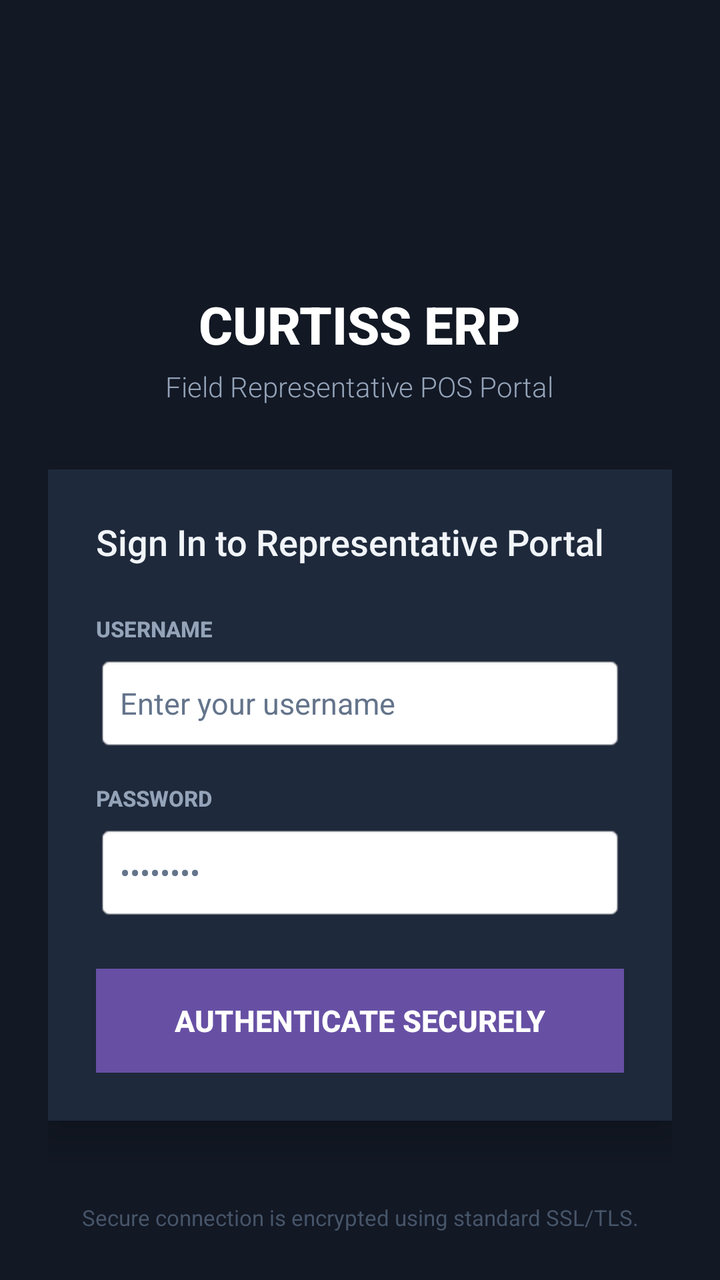
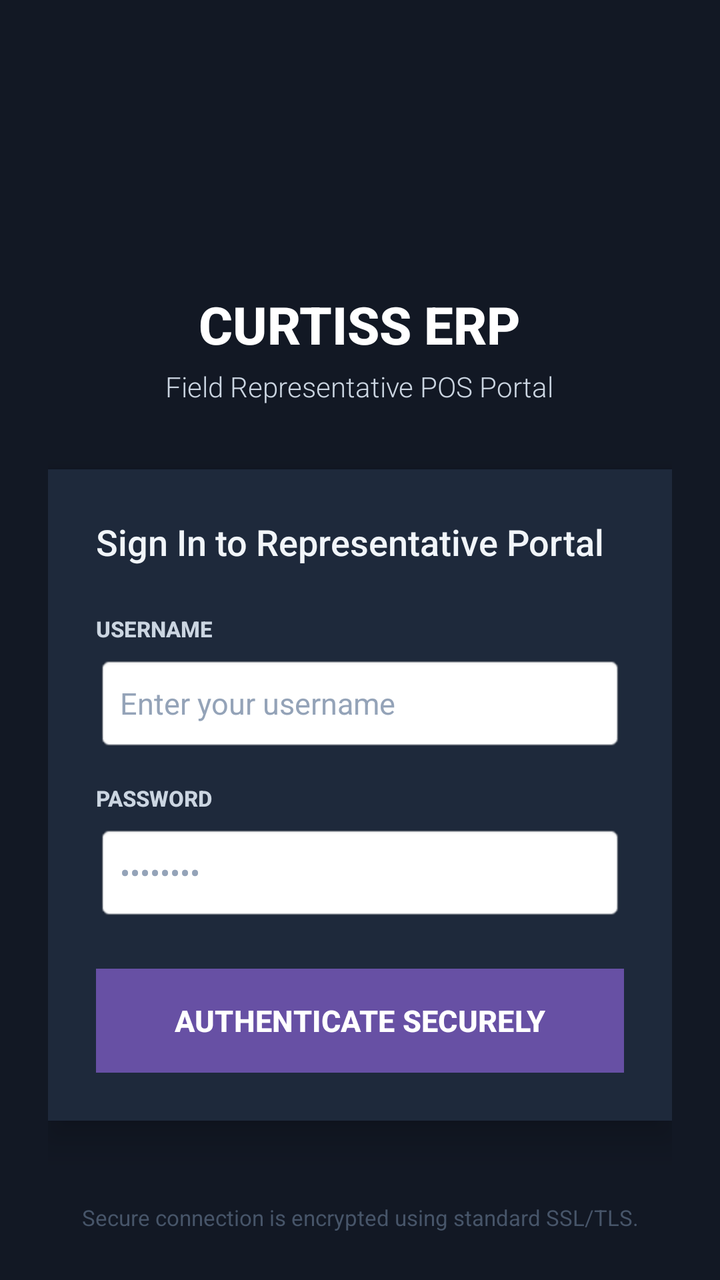

Screens rendered from an Android XML layout before and after an edit, with the pre-edit source and the edit as a unified diff.
<!-- AndroidManifest.xml: application theme Theme.Curtiss -->
<!-- res/layout/activity_login.xml -->
<?xml version="1.0" encoding="utf-8"?>
<RelativeLayout xmlns:android="http://schemas.android.com/apk/res/android"
    android:layout_width="match_parent"
    android:layout_height="match_parent"
    android:background="#121824"
    android:padding="24dp">

    <ScrollView
        android:layout_width="match_parent"
        android:layout_height="match_parent"
        android:fillViewport="true"
        android:scrollbars="none">

        <LinearLayout
            android:layout_width="match_parent"
            android:layout_height="wrap_content"
            android:gravity="center_horizontal"
            android:orientation="vertical">

            
            <View
                android:layout_width="0dp"
                android:layout_height="0dp"
                android:layout_weight="1" />

            <ImageView
                android:id="@+id/imgAppLogo"
                android:layout_width="96dp"
                android:layout_height="96dp"
                android:layout_marginBottom="16dp"
                android:src="@android:drawable/sym_def_app_icon"
                android:tint="#3B82F6" />

            <TextView
                android:layout_width="wrap_content"
                android:layout_height="wrap_content"
                android:fontFamily="sans-serif-medium"
                android:text="CURTISS ERP"
                android:textColor="#FFFFFF"
                android:textSize="26sp"
                android:textStyle="bold" />

            <TextView
                android:layout_width="wrap_content"
                android:layout_height="wrap_content"
                android:layout_marginTop="4dp"
                android:layout_marginBottom="32dp"
                android:fontFamily="sans-serif-light"
                android:text="Field Representative POS Portal"
                android:textColor="#94A3B8"
                android:textSize="14sp" />

            
            <LinearLayout
                android:layout_width="match_parent"
                android:layout_height="wrap_content"
                android:background="#1E293B"
                android:elevation="6dp"
                android:orientation="vertical"
                android:padding="24dp"
                android:translationZ="4dp">

                <TextView
                    android:layout_width="wrap_content"
                    android:layout_height="wrap_content"
                    android:layout_marginBottom="24dp"
                    android:fontFamily="sans-serif-medium"
                    android:text="Sign In to Representative Portal"
                    android:textColor="#F1F5F9"
                    android:textSize="18sp" />

                
                <TextView
                    android:layout_width="wrap_content"
                    android:layout_height="wrap_content"
                    android:layout_marginBottom="6dp"
                    android:fontFamily="sans-serif-medium"
                    android:text="USERNAME"
                    android:textColor="#94A3B8"
                    android:textSize="11sp"
                    android:textStyle="bold" />

                <EditText
                    android:id="@+id/edtUsername"
                    android:layout_width="match_parent"
                    android:layout_height="48dp"
                    android:layout_marginBottom="16dp"
                    android:background="@android:drawable/editbox_background_normal"
                    android:hint="Enter your username"
                    android:inputType="text"
                    android:paddingLeft="12dp"
                    android:paddingRight="12dp"
                    android:textColor="#FFFFFF"
                    android:textColorHint="#64748B"
                    android:textSize="15sp" />

                
                <TextView
                    android:layout_width="wrap_content"
                    android:layout_height="wrap_content"
                    android:layout_marginBottom="6dp"
                    android:fontFamily="sans-serif-medium"
                    android:text="PASSWORD"
                    android:textColor="#94A3B8"
                    android:textSize="11sp"
                    android:textStyle="bold" />

                <EditText
                    android:id="@+id/edtPassword"
                    android:layout_width="match_parent"
                    android:layout_height="48dp"
                    android:layout_marginBottom="24dp"
                    android:background="@android:drawable/editbox_background_normal"
                    android:hint="••••••••"
                    android:inputType="textPassword"
                    android:paddingLeft="12dp"
                    android:paddingRight="12dp"
                    android:textColor="#FFFFFF"
                    android:textColorHint="#64748B"
                    android:textSize="15sp" />

                
                <Button
                    android:id="@+id/btnLogin"
                    android:layout_width="match_parent"
                    android:layout_height="52dp"
                    android:background="#3B82F6"
                    android:fontFamily="sans-serif-medium"
                    android:text="AUTHENTICATE SECURELY"
                    android:textColor="#FFFFFF"
                    android:textSize="15sp"
                    android:textStyle="bold" />

            </LinearLayout>

            <View
                android:layout_width="0dp"
                android:layout_height="0dp"
                android:layout_weight="1" />

            <TextView
                android:id="@+id/txtSyncDetails"
                android:layout_width="match_parent"
                android:layout_height="wrap_content"
                android:layout_marginTop="32dp"
                android:gravity="center"
                android:text="Secure connection is encrypted using standard SSL/TLS."
                android:textColor="#475569"
                android:textSize="11sp" />

        </LinearLayout>
    </ScrollView>
</RelativeLayout>
<!-- resources referenced by this layout -->
<resources>
  <style name="Theme.Curtiss" parent="Base.Theme.Curtiss" />
  <style name="Base.Theme.Curtiss" parent="Theme.Material3.DayNight.NoActionBar">
          
          
      </style>
</resources>

<!-- the commit's change to res/layout/activity_login.xml (unified diff, before → after) -->
@@ -47,7 +47,7 @@
                 android:layout_marginBottom="32dp"
                 android:fontFamily="sans-serif-light"
                 android:text="Field Representative POS Portal"
-                android:textColor="#94A3B8"
+                android:textColor="#CBD5E1"
                 android:textSize="14sp" />
 
             
@@ -76,7 +76,7 @@
                     android:layout_marginBottom="6dp"
                     android:fontFamily="sans-serif-medium"
                     android:text="USERNAME"
-                    android:textColor="#94A3B8"
+                    android:textColor="#CBD5E1"
                     android:textSize="11sp"
                     android:textStyle="bold" />
 
@@ -91,7 +91,7 @@
                     android:paddingLeft="12dp"
                     android:paddingRight="12dp"
                     android:textColor="#FFFFFF"
-                    android:textColorHint="#64748B"
+                    android:textColorHint="#94A3B8"
                     android:textSize="15sp" />
 
                 
@@ -101,7 +101,7 @@
                     android:layout_marginBottom="6dp"
                     android:fontFamily="sans-serif-medium"
                     android:text="PASSWORD"
-                    android:textColor="#94A3B8"
+                    android:textColor="#CBD5E1"
                     android:textSize="11sp"
                     android:textStyle="bold" />
 
@@ -116,7 +116,7 @@
                     android:paddingLeft="12dp"
                     android:paddingRight="12dp"
                     android:textColor="#FFFFFF"
-                    android:textColorHint="#64748B"
+                    android:textColorHint="#94A3B8"
                     android:textSize="15sp" />
 
                 
